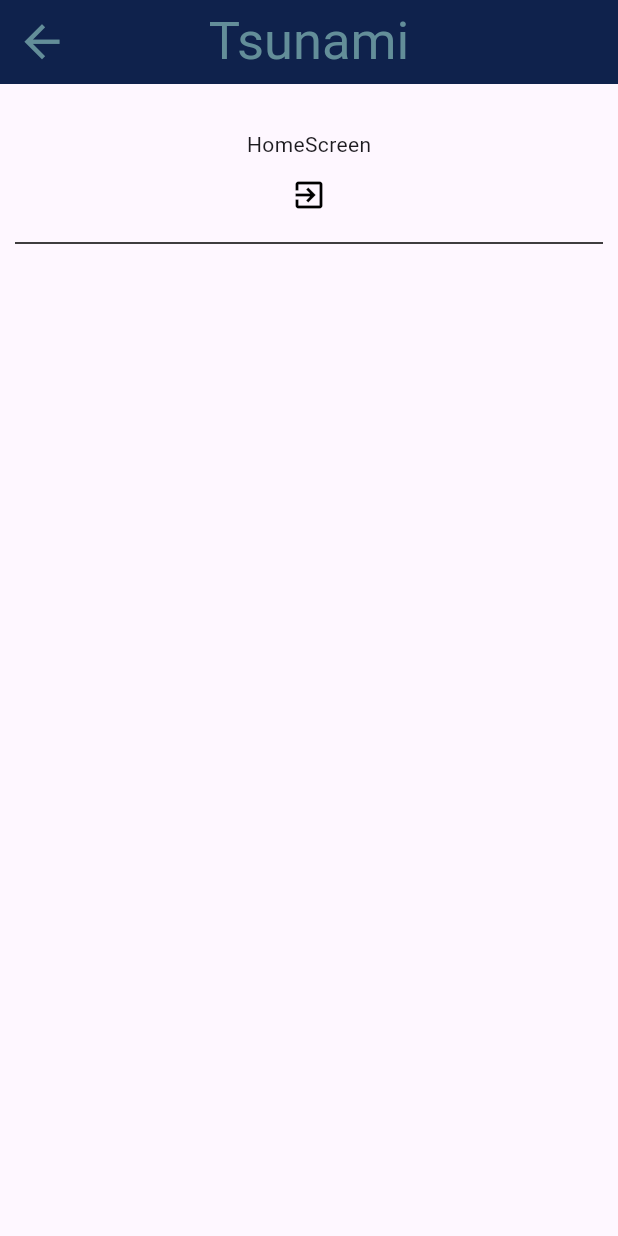
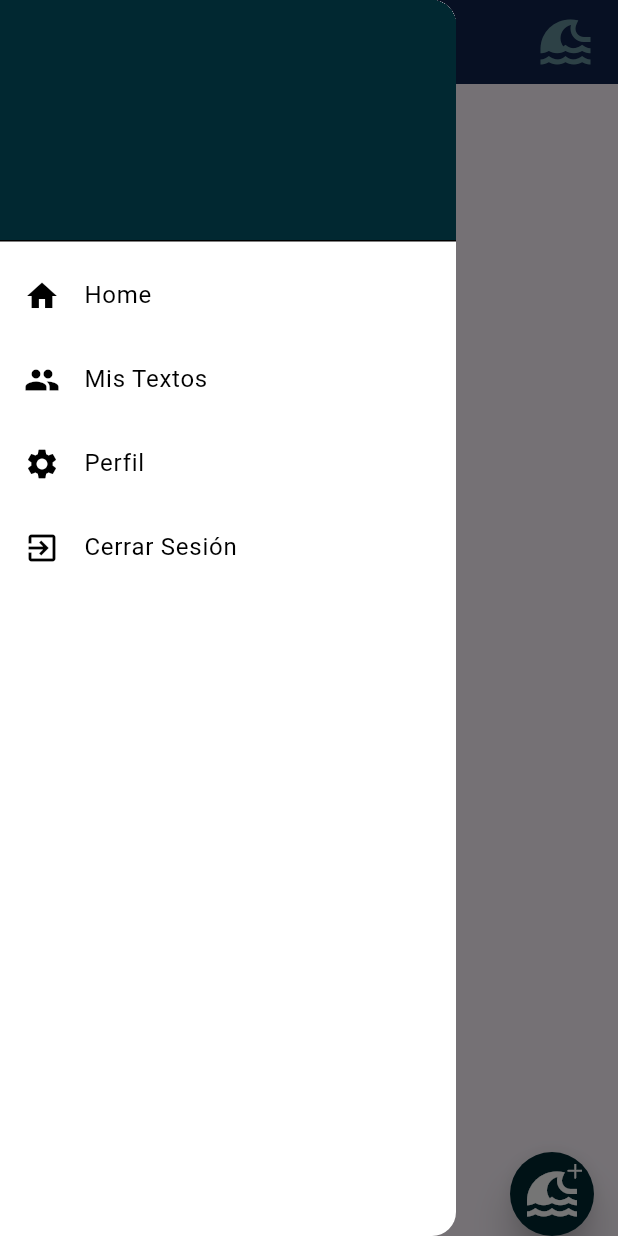
Before and after one commit to SSAD19/tsunamiPrueba, a Flutter app: the HomeScreen screen opened by its route, with the side drawer open (before the commit the screen has no drawer), on a phone screen of 412 x 824 dp. Run offline on Flutter 3.47's test engine with Material 3 defaults, Android fonts, the phone set to English and light mode, and no system bars; our stand-ins replace flutter_secure_storage, lottie; accounts and stored records are empty; network calls fail.

```diff
--- /dev/null
+++ b/lib/Pages/homepage.dart
@@ -0,0 +1,17 @@
+import 'package:flutter/material.dart';
+
+class HomePage
+ extends StatelessWidget {
+  const HomePage
+  ({super.key});
+
+  @override
+  Widget build(BuildContext context) {
+    return Container(
+      child: Text(' Listado de olas'),
+
+
+
+    );
+  }
+}
--- /dev/null
+++ b/lib/Pages/pages.dart
@@ -0,0 +1,3 @@
+export 'package:tsunami_stef/Pages/usertextpages.dart';
+export 'package:tsunami_stef/Pages/perfilpage.dart';
+export 'package:tsunami_stef/Pages/homepage.dart';
--- a/lib/Screen/home.dart
+++ b/lib/Screen/home.dart
@@ -1,41 +1,165 @@
+import 'package:flutter/cupertino.dart';
 import 'package:flutter/material.dart';
+import 'package:tsunami_stef/Pages/pages.dart';
+import 'package:tsunami_stef/Providers/provider.dart';
 import 'package:tsunami_stef/Services/services.dart';
+import 'package:tsunami_stef/Theme/themelight.dart';
+import 'package:tsunami_stef/widgets/widgets.dart';
 
-class HomeScreen extends StatelessWidget {
+class HomeScreen extends StatefulWidget {
   const HomeScreen({super.key});
 
+  @override
+  State<HomeScreen> createState() => _HomeScreenState();
+}
+
+class _HomeScreenState extends State<HomeScreen> {
   @override
   Widget build(BuildContext context) {
 
 
     final userProv = Provider.of<UsersServices>(context);
 
-    print(userProv.userLog?.alias ?? 'sin data');
+    final GlobalKey<ScaffoldState> scaffoldKey = GlobalKey<ScaffoldState>();
+    Widget pagina =  const HomePage();
+
+    return SafeArea(
+      child: Scaffold(
+        key: scaffoldKey,
+        appBar: AppBar(
+          leading: IconButton(
+            icon: const Icon(Icons.menu, size: 40,),
+            onPressed: (){
+             scaffoldKey.currentState!.openDrawer();
+            },
+          )
+         ,
+          title: const  Text('Tsunami', style: TextStyle(
+            fontWeight: FontWeight.bold
+          ),),
+          centerTitle: true,
+          actions: const [
+             Padding(
+              padding: EdgeInsets.only(right: 15),
+              child: Icon(Icons.tsunami,
+              size: 40,),
+            )
+          ],
+        ),
+        drawer:  Drawer(
+          child: ListView(
+            padding: EdgeInsets.zero,
+            children:  [
+               DrawerHeader(
+                decoration:  BoxDecoration(
+                  color:  ThemeCustomLight.primary,
+                ),
+                child:Padding(
+                      padding:const EdgeInsets.only(top:80),
+                        child: Text(userProv.userLog!.alias,
+                        textAlign: TextAlign.center,
+                        style: const  TextStyle(
+                            color: Colors.white,
+                            fontSize: 24
+                        ),),
+                      ),
+                ),
 
 
-    return Scaffold(
-      appBar: AppBar(
-        title: const Text('Tsunami'),
-      ),
-      body: Padding(
-      padding: const EdgeInsets.all(10),
-        child: Column(children: [
+              ListTile(
+                leading: const Icon(Icons.home),
+                title:const Text('Home'),
+                 onTap: () {
+                  pagina = const HomePage();
 
-          const SizedBox(height: 20,),
-          const Text('HomeScreen'),
+                  setState(() { });
+                  Navigator.pop(context);
+                 }
+              ),
+               ListTile(
+                leading: const Icon(Icons.people),
+                title:const Text('Mis Textos'),
+                 onTap: () {
+                  pagina = const UserTextPage();
 
-          IconButton(
-            onPressed: (){
-            final authProv = Provider.of<AuthServices>(context, listen:false);
-            authProv.logOut();
-            //blanquear userLog
-            Navigator.pushReplacementNamed(context, 'inicio');
-          },
-          icon: const Icon(Icons.exit_to_app)),
+                  setState(() { });
+                  Navigator.pop(context);
+                 }
+              ),
+              ListTile(
+                leading: const Icon(Icons.settings),
+                title:const Text('Perfil'),
+               onTap: () {
+                  pagina =  const UserTextPage();
+                  setState(() { });
+                  Navigator.pop(context);
+                 }
+                ),
+              ListTile(
+                leading: const Icon(Icons.exit_to_app),
+                title:const Text('Cerrar Sesión '),
+                onTap: () {
+                  final authProv = Provider.of<AuthServices>(context, listen:false);
+                  authProv.logOut();
+                  Navigator.pushReplacementNamed(context, 'inicio');
 
-          const Divider(),
-        ],),
-      )
+                  setState(() { });
+                  },
+                 ),
+          ]),
+
+        ),
+
+        body: pagina,
+
+        floatingActionButtonLocation:  FloatingActionButtonLocation.endDocked,
+        floatingActionButton: const AddText(),),
     );
+
   }
 }
+
+class AddText extends StatelessWidget {
+  const AddText({
+    super.key,
+  });
+
+  @override
+  Widget build(BuildContext context) {
+    return  FloatingActionButton(
+                          onPressed: (){
+          //llamar alertDialog para postear texto nuevo
+          _showMyDialog(context);
+
+        },
+        elevation: 10,
+        splashColor: const Color.fromARGB(225, 113, 232, 245),
+        backgroundColor: ThemeCustomLight.primary,
+        shape:  RoundedRectangleBorder(
+          borderRadius: BorderRadius.circular(70),
+          ),
+        child:const Stack(
+            children: [Icon(Icons.tsunami,
+            size: 40),
+            Positioned(
+              top:-3,
+              right: -3,
+              child: Icon(CupertinoIcons.add,
+              size:15),),
+            ],
+          ),
+        );
+  }
+}
+
+Future<void> _showMyDialog(BuildContext context) async {
+
+  return showDialog<void>(
+    context: context,
+    barrierDismissible: false,
+
+    builder: (BuildContext context) {
+      return NewText();
+    },
+  );
+}
--- a/lib/main.dart
+++ b/lib/main.dart
@@ -13,8 +13,9 @@ void main() {
       ChangeNotifierProvider(create: (_) => LoadProvider()),
       ChangeNotifierProvider(create: (_) => LoginProvider()),
       ChangeNotifierProvider(create: (_) => AuthServices()),
-      ChangeNotifierProvider(create: (_) => UsersServices(), lazy: false,),
+      ChangeNotifierProvider(create: (_) => UsersServices()),
       ChangeNotifierProvider(create: (_) => TextsServices()),
+      ChangeNotifierProvider(create: (_) => ProfileProvider(),)
       //TODO: USUARIOS SE CARGUEN DE UNA PARA PODER EVALUAR ALIAS EN CASO DE NUEVO USER
     ],
     child: const MyApp(),
--- a/lib/widgets/widgets.dart
+++ b/lib/widgets/widgets.dart
@@ -1,3 +1,6 @@
 
 
+export 'package:tsunami_stef/widgets/cardtexts.dart';
+export 'package:tsunami_stef/widgets/newtext.dart';
+
 export 'package:tsunami_stef/widgets/loadwave.dart';
```
Also changed, not shown: lib/Pages/perfilpage.dart (added, +57 -0 lines), lib/Pages/usertextpages.dart (added, +14 -0 lines), lib/Providers/profile_provider.dart (added, +15 -0 lines), lib/Providers/provider.dart (+5 -2 lines), lib/Screen/inicio.dart (+31 -10 lines), lib/Screen/login.dart (+4 -6 lines), lib/Services/auth_services.dart (+36 -2 lines), lib/widgets/newtext.dart (added, +10 -0 lines).
